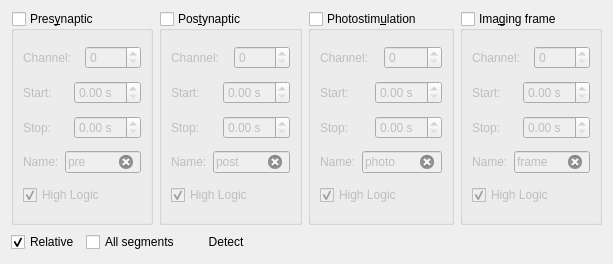
Old version of the form src/scipyen/gui/widgets/triggerdetect.ui in the repository ctigaret/scipyen.
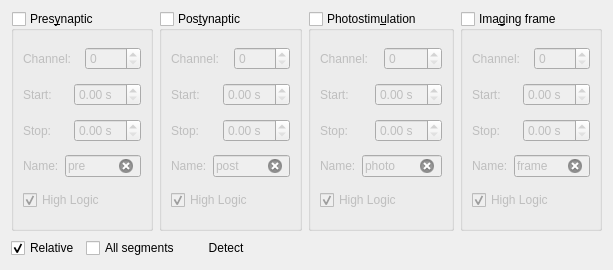
New version of the form. Icons and pictures are not drawn. Custom widgets are drawn as their Qt base class.

Diff of the .ui file:
```diff
--- a/src/scipyen/gui/widgets/triggerdetect.ui
+++ b/src/scipyen/gui/widgets/triggerdetect.ui
@@ -7,7 +7,7 @@
     <x>0</x>
     <y>0</y>
     <width>613</width>
-    <height>264</height>
+    <height>270</height>
    </rect>
   </property>
   <property name="windowTitle">
```
Left out of the diff: 2 changed lines with no effect on the pictures.
